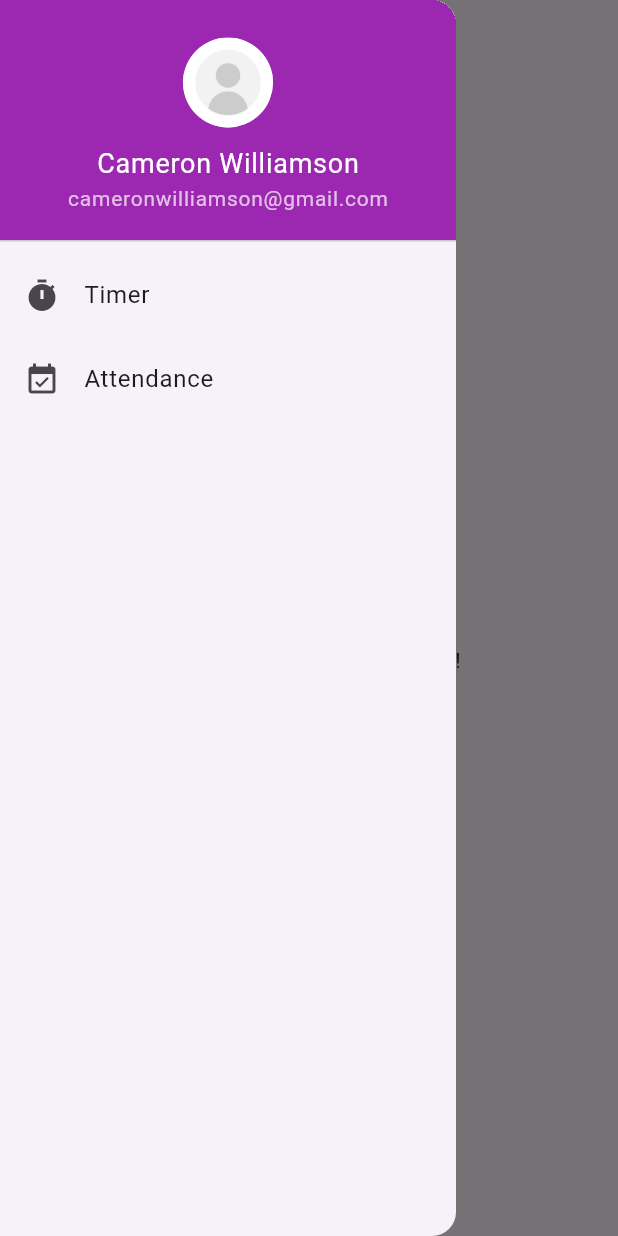
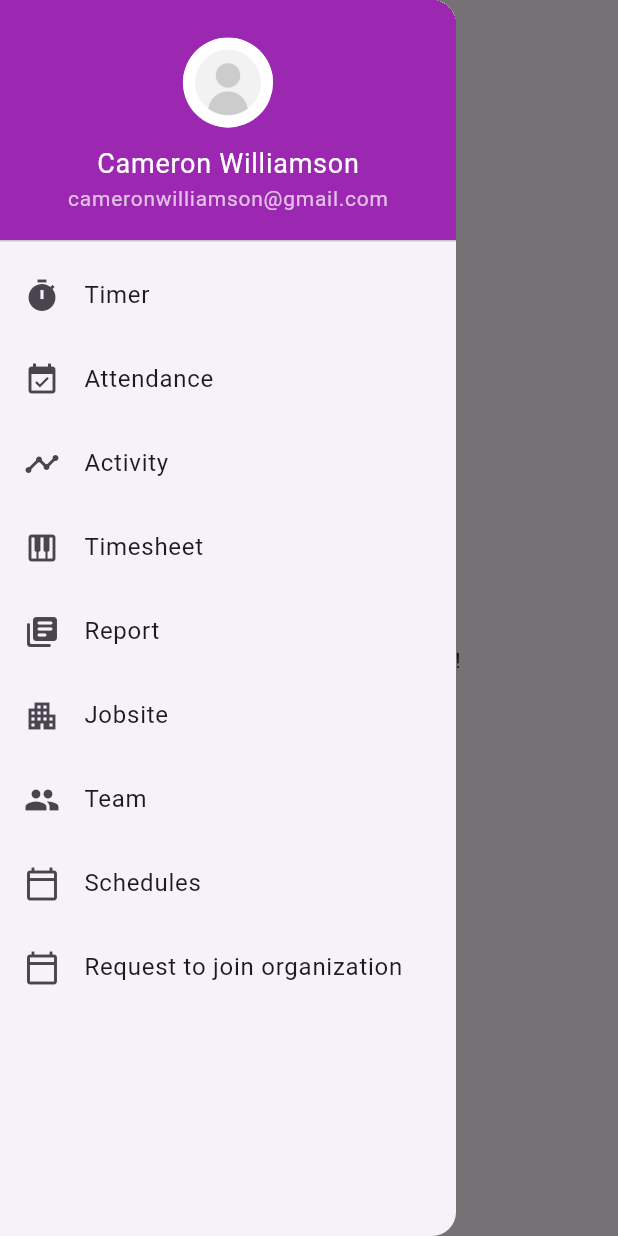
Before and after one commit to ChiragChandel/Attendance-Tracker, a Flutter app: the screen it shows after launch, with the side drawer open, on a phone screen of 412 x 824 dp. Run offline on Flutter 3.47's test engine with Material 3 defaults, Android fonts, the light colour scheme and no system bars; our stand-ins replace geolocator, google_maps_flutter, permission_handler.

Commit message:
by vaishnavi

```diff
--- a/lib/navigation_drawer.dart
+++ b/lib/navigation_drawer.dart
@@ -51,6 +51,56 @@ class NavigationDrawer extends StatelessWidget {
               );
             },
           ),
+           ListTile(
+            leading: Icon(Icons.timeline_outlined),
+            title: Text('Activity'),
+            onTap: () {
+              Navigator.pop(context);
+            },
+          ),
+          ListTile(
+            leading: Icon(Icons.piano_rounded),
+            title: Text('Timesheet'),
+            onTap: () {
+              Navigator.pop(context);
+            },
+          ),
+          ListTile(
+            leading: Icon(Icons.my_library_books_rounded),
+            title: Text('Report'),
+            onTap: () {
+              Navigator.pop(context);
+            },
+          ),
+          ListTile(
+            leading: Icon(Icons.apartment_outlined),
+            title: Text('Jobsite'),
+            onTap: () {
+              Navigator.pop(context);
+            },
+          ),
+          ListTile(
+            leading: Icon(Icons.group),
+            title: Text('Team'),
+            onTap: () {
+              Navigator.pop(context);
+            },
+          ),
+          // Additional ListTiles for other navigation items...
+          ListTile(
+            leading: Icon(Icons.calendar_today_outlined),
+            title: Text('Schedules'),
+            onTap: () {
+              Navigator.pop(context);
+            },
+          ),
+          ListTile(
+            leading: Icon(Icons.calendar_today_outlined),
+            title: Text('Request to join organization'),
+            onTap: () {
+              Navigator.pop(context);
+            },
+          ),
           // Additional ListTiles for other navigation items...
         ],
       ),
```
